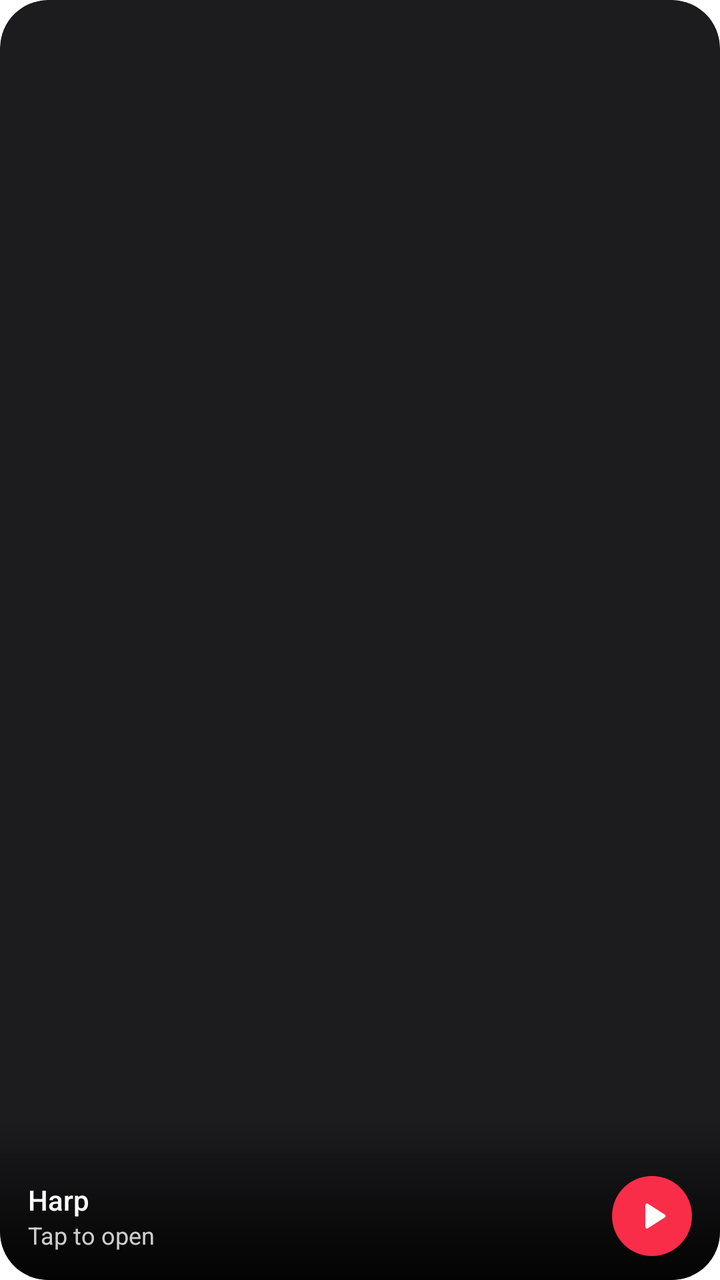
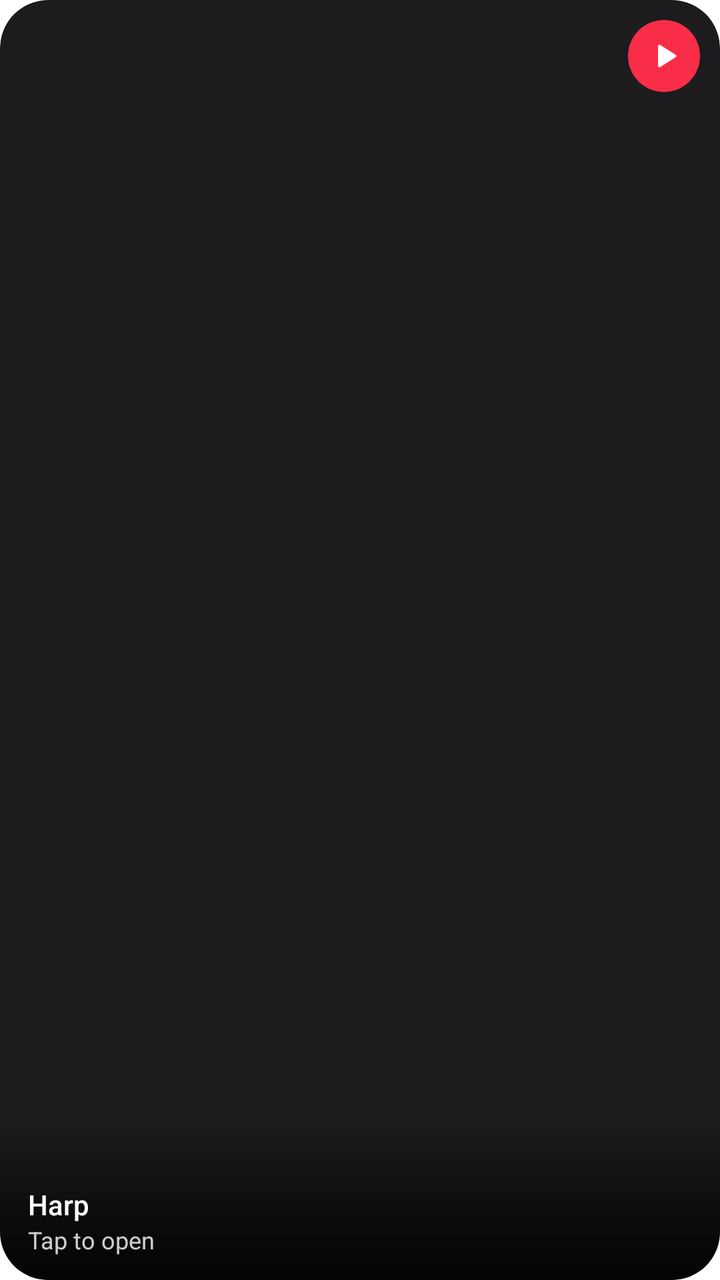

Screens rendered from an Android XML layout before and after an edit, with the pre-edit source and the edit as a unified diff.
<!-- AndroidManifest.xml: fallback theme Theme.MaterialComponents.DayNight.NoActionBar -->
<!-- res/layout/harp_widget_cover.xml -->
<?xml version="1.0" encoding="utf-8"?>
<FrameLayout xmlns:android="http://schemas.android.com/apk/res/android" android:id="@+id/widget_root" android:layout_width="match_parent" android:layout_height="match_parent"
    android:background="@drawable/widget_clip" android:clipToOutline="true">
    <ImageView android:id="@+id/widget_bg" android:layout_width="match_parent" android:layout_height="match_parent"
        android:importantForAccessibility="no" android:scaleType="fitXY" android:src="@drawable/widget_bg" />
    <ImageView android:id="@+id/widget_art" android:layout_width="match_parent" android:layout_height="match_parent"
        android:contentDescription="Cover" android:scaleType="centerCrop" android:src="@mipmap/ic_launcher" />
    <LinearLayout android:layout_width="match_parent" android:layout_height="wrap_content" android:layout_gravity="bottom"
        android:background="@drawable/widget_scrim" android:gravity="center_vertical" android:orientation="horizontal"
        android:paddingStart="14dp" android:paddingTop="28dp" android:paddingEnd="10dp" android:paddingBottom="12dp">
        <LinearLayout android:layout_width="0dp" android:layout_height="wrap_content" android:layout_weight="1" android:orientation="vertical">
            <TextView android:id="@+id/widget_title" android:layout_width="match_parent" android:layout_height="wrap_content"
            android:ellipsize="end" android:maxLines="1" android:text="Harp" android:textColor="#FFFFFFFF" android:textSize="14sp"
            android:fontFamily="sans-serif-medium"   />
            <TextView android:id="@+id/widget_artist" android:layout_width="match_parent" android:layout_height="wrap_content"
            android:ellipsize="end" android:maxLines="1" android:text="Tap to open" android:textColor="#CCFFFFFF" android:textSize="12sp"
            android:fontFamily="sans-serif"   />
        </LinearLayout>
        <ImageButton android:id="@+id/widget_play" android:layout_width="40dp" android:layout_height="40dp"
            android:layout_marginStart="4dp" android:layout_marginEnd="4dp" android:background="@drawable/widget_play_bg"
            android:contentDescription="Play or pause" android:padding="10dp" android:scaleType="fitCenter" android:src="@drawable/ic_w_play" />
    </LinearLayout>
</FrameLayout>
<!-- resources referenced by this layout -->
<resources>
  <!-- drawable ic_w_play (drawable) -->
  <?xml version="1.0" encoding="utf-8"?>
  <vector xmlns:android="http://schemas.android.com/apk/res/android" android:width="24dp" android:height="24dp" android:viewportWidth="24" android:viewportHeight="24">
      <path android:fillColor="#FFFFFFFF" android:pathData="M8,5.5v13a1,1 0 0,0 1.5,0.86l10.2,-6.5a1,1 0 0,0 0,-1.72L9.5,4.64A1,1 0 0,0 8,5.5z" />
  </vector>
  <!-- drawable widget_bg (drawable) -->
  <?xml version="1.0" encoding="utf-8"?>
  <shape xmlns:android="http://schemas.android.com/apk/res/android" android:shape="rectangle">
      <solid android:color="#FF1C1C1F" />
      <corners android:radius="24dp" />
  </shape>
  <!-- drawable widget_clip (drawable) -->
  <?xml version="1.0" encoding="utf-8"?>
  <shape xmlns:android="http://schemas.android.com/apk/res/android" android:shape="rectangle">
      <solid android:color="#00000000" />
      <corners android:radius="24dp" />
  </shape>
  <!-- drawable widget_play_bg (drawable) -->
  <?xml version="1.0" encoding="utf-8"?>
  <shape xmlns:android="http://schemas.android.com/apk/res/android" android:shape="oval">
      <solid android:color="#FFFA2D48" />
  </shape>
  <!-- drawable widget_scrim (drawable) -->
  <?xml version="1.0" encoding="utf-8"?>
  <shape xmlns:android="http://schemas.android.com/apk/res/android" android:shape="rectangle">
      <gradient android:angle="90" android:startColor="#E6000000" android:centerColor="#80000000" android:endColor="#00000000" />
  </shape>
  <!-- mipmap ic_launcher (mipmap-anydpi-v26) -->
  <?xml version="1.0" encoding="utf-8"?>
  <adaptive-icon xmlns:android="http://schemas.android.com/apk/res/android">
      <background android:drawable="@drawable/ic_launcher_background"/>
      <foreground android:drawable="@mipmap/ic_launcher_foreground"/>
      <monochrome android:drawable="@mipmap/ic_launcher_foreground"/>
  </adaptive-icon>
  <!-- drawable ic_launcher_background (drawable) -->
  <?xml version="1.0" encoding="utf-8"?>
  <shape xmlns:android="http://schemas.android.com/apk/res/android" android:shape="rectangle">
      <gradient android:angle="315" android:startColor="#FFFF6B6B" android:endColor="#FFB3001B" android:type="linear"/>
  </shape>
</resources>

<!-- the commit's change to res/layout/harp_widget_cover.xml (unified diff, before → after) -->
@@ -5,19 +5,17 @@
         android:importantForAccessibility="no" android:scaleType="fitXY" android:src="@drawable/widget_bg" />
     <ImageView android:id="@+id/widget_art" android:layout_width="match_parent" android:layout_height="match_parent"
         android:contentDescription="Cover" android:scaleType="centerCrop" android:src="@mipmap/ic_launcher" />
+    <ImageButton android:id="@+id/widget_play" android:layout_width="36dp" android:layout_height="36dp"
+            android:layout_gravity="top|end" android:layout_marginTop="10dp" android:layout_marginStart="0dp" android:layout_marginEnd="10dp" android:background="@drawable/widget_play_bg"
+            android:contentDescription="Play or pause" android:padding="9dp" android:scaleType="fitCenter" android:src="@drawable/ic_w_play" />
     <LinearLayout android:layout_width="match_parent" android:layout_height="wrap_content" android:layout_gravity="bottom"
-        android:background="@drawable/widget_scrim" android:gravity="center_vertical" android:orientation="horizontal"
-        android:paddingStart="14dp" android:paddingTop="28dp" android:paddingEnd="10dp" android:paddingBottom="12dp">
-        <LinearLayout android:layout_width="0dp" android:layout_height="wrap_content" android:layout_weight="1" android:orientation="vertical">
-            <TextView android:id="@+id/widget_title" android:layout_width="match_parent" android:layout_height="wrap_content"
+        android:background="@drawable/widget_scrim" android:orientation="vertical"
+        android:paddingStart="14dp" android:paddingTop="32dp" android:paddingEnd="14dp" android:paddingBottom="12dp">
+        <TextView android:id="@+id/widget_title" android:layout_width="match_parent" android:layout_height="wrap_content"
             android:ellipsize="end" android:maxLines="1" android:text="Harp" android:textColor="#FFFFFFFF" android:textSize="14sp"
             android:fontFamily="sans-serif-medium"   />
             <TextView android:id="@+id/widget_artist" android:layout_width="match_parent" android:layout_height="wrap_content"
             android:ellipsize="end" android:maxLines="1" android:text="Tap to open" android:textColor="#CCFFFFFF" android:textSize="12sp"
             android:fontFamily="sans-serif"   />
-        </LinearLayout>
-        <ImageButton android:id="@+id/widget_play" android:layout_width="40dp" android:layout_height="40dp"
-            android:layout_marginStart="4dp" android:layout_marginEnd="4dp" android:background="@drawable/widget_play_bg"
-            android:contentDescription="Play or pause" android:padding="10dp" android:scaleType="fitCenter" android:src="@drawable/ic_w_play" />
     </LinearLayout>
 </FrameLayout>
